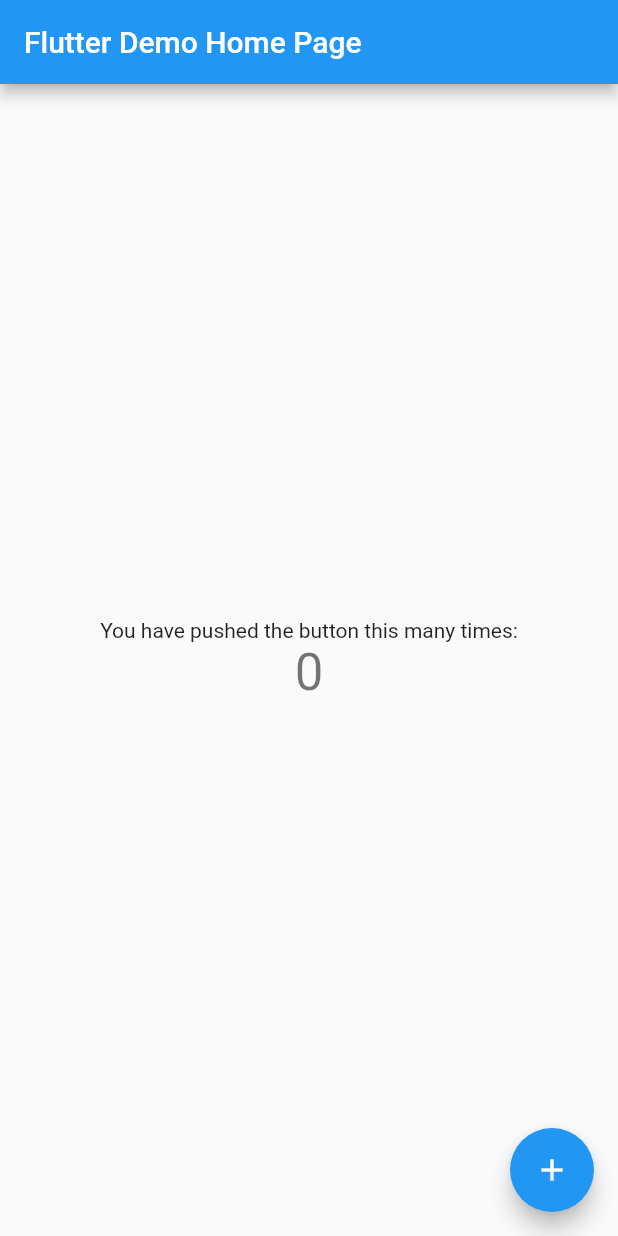
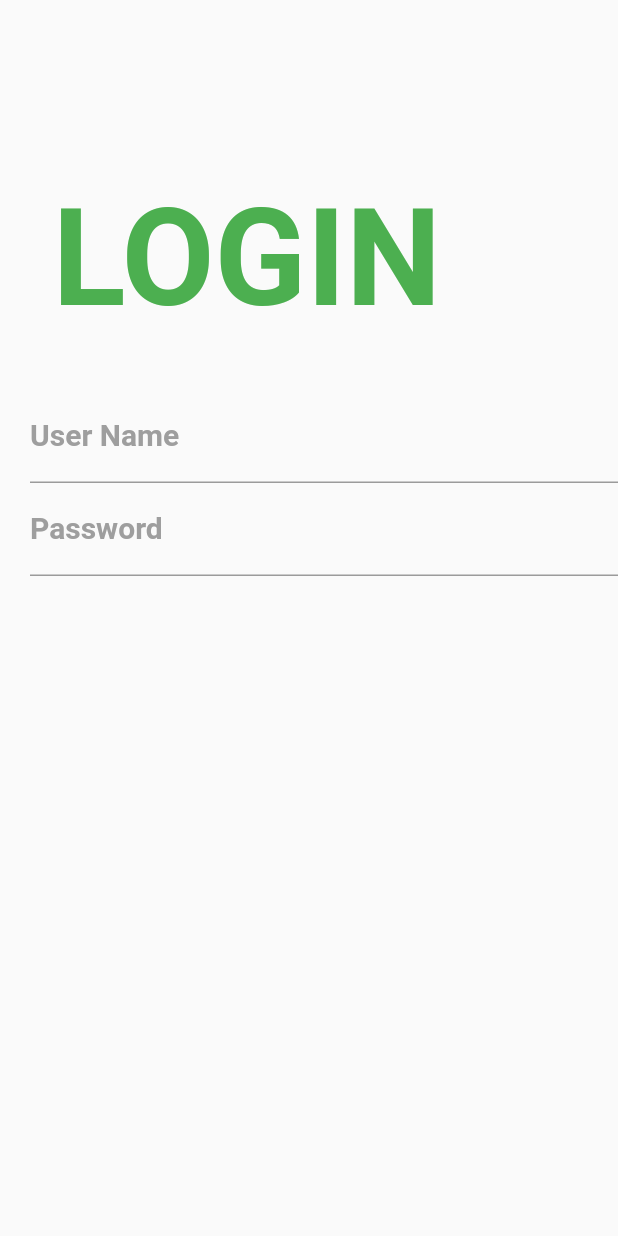
Before and after one commit to makindejamiu/login-form, a Flutter app: the screen it shows after launch, on a phone screen of 412 x 824 dp. Run offline on Flutter 3.47's test engine with Material 2 defaults, Android fonts, the phone set to English and light mode, and no system bars.

Commit message:
login continuation

```diff
--- a/lib/main.dart
+++ b/lib/main.dart
@@ -9,105 +9,69 @@ class MyApp extends StatelessWidget {
   @override
   Widget build(BuildContext context) {
     return MaterialApp(
-      title: 'Flutter Demo',
+      title: 'First Project',
       theme: ThemeData(
-        // This is the theme of your application.
-        //
-        // Try running your application with "flutter run". You'll see the
-        // application has a blue toolbar. Then, without quitting the app, try
-        // changing the primarySwatch below to Colors.green and then invoke
-        // "hot reload" (press "r" in the console where you ran "flutter run",
-        // or simply save your changes to "hot reload" in a Flutter IDE).
-        // Notice that the counter didn't reset back to zero; the application
-        // is not restarted.
+
         primarySwatch: Colors.blue,
       ),
-      home: MyHomePage(title: 'Flutter Demo Home Page'),
+      home: logIn(),
     );
   }
 }
 
-class MyHomePage extends StatefulWidget {
-  MyHomePage({Key key, this.title}) : super(key: key);
-
-  // This widget is the home page of your application. It is stateful, meaning
-  // that it has a State object (defined below) that contains fields that affect
-  // how it looks.
-
-  // This class is the configuration for the state. It holds the values (in this
-  // case the title) provided by the parent (in this case the App widget) and
-  // used by the build method of the State. Fields in a Widget subclass are
-  // always marked "final".
-
-  final String title;
-
+class logIn extends StatefulWidget {
   @override
-  _MyHomePageState createState() => _MyHomePageState();
+  _logInState createState() => _logInState();
 }
 
-class _MyHomePageState extends State<MyHomePage> {
-  int _counter = 0;
-
-  void _incrementCounter() {
-    setState(() {
-      // This call to setState tells the Flutter framework that something has
-      // changed in this State, which causes it to rerun the build method below
-      // so that the display can reflect the updated values. If we changed
-      // _counter without calling setState(), then the build method would not be
-      // called again, and so nothing would appear to happen.
-      _counter++;
-    });
-  }
-
+class _logInState extends State<logIn> {
   @override
   Widget build(BuildContext context) {
-    // This method is rerun every time setState is called, for instance as done
-    // by the _incrementCounter method above.
-    //
-    // The Flutter framework has been optimized to make rerunning build methods
-    // fast, so that you can just rebuild anything that needs updating rather
-    // than having to individually change instances of widgets.
     return Scaffold(
-      appBar: AppBar(
-        // Here we take the value from the MyHomePage object that was created by
-        // the App.build method, and use it to set our appbar title.
-        title: Text(widget.title),
-      ),
-      body: Center(
-        // Center is a layout widget. It takes a single child and positions it
-        // in the middle of the parent.
-        child: Column(
-          // Column is also a layout widget. It takes a list of children and
-          // arranges them vertically. By default, it sizes itself to fit its
-          // children horizontally, and tries to be as tall as its parent.
-          //
-          // Invoke "debug painting" (press "p" in the console, choose the
-          // "Toggle Debug Paint" action from the Flutter Inspector in Android
-          // Studio, or the "Toggle Debug Paint" command in Visual Studio Code)
-          // to see the wireframe for each widget.
-          //
-          // Column has various properties to control how it sizes itself and
-          // how it positions its children. Here we use mainAxisAlignment to
-          // center the children vertically; the main axis here is the vertical
-          // axis because Columns are vertical (the cross axis would be
-          // horizontal).
-          mainAxisAlignment: MainAxisAlignment.center,
-          children: <Widget>[
-            Text(
-              'You have pushed the button this many times:',
-            ),
-            Text(
-              '$_counter',
-              style: Theme.of(context).textTheme.headline4,
-            ),
-          ],
-        ),
-      ),
-      floatingActionButton: FloatingActionButton(
-        onPressed: _incrementCounter,
-        tooltip: 'Increment',
-        child: Icon(Icons.add),
-      ), // This trailing comma makes auto-formatting nicer for build methods.
+      body: Column(
+        crossAxisAlignment: CrossAxisAlignment.start,
+        children: <Widget>[
+          Container(
+            padding: EdgeInsets.fromLTRB(35.0, 120.0, 0.0, 0.0),
+            child: Text(
+              'LOGIN',
+              style: TextStyle(color: Colors.green,
+              fontSize: 90.0,
+              fontWeight: FontWeight.bold),
+            ),),
+          Container(
+            padding: EdgeInsets.fromLTRB(20.0, 35.0, 0.0, 0.0),
+            child: Column(
+              children: <Widget>[
+                TextField(
+                  decoration: InputDecoration(
+                    labelText: 'User Name',
+                    labelStyle: TextStyle(
+                      fontWeight: FontWeight.bold,
+                      fontSize: 20.0,
+                      color: Colors.grey
+                    ),
+                    focusedBorder: UnderlineInputBorder(
+                      borderSide: BorderSide(color: Colors.green))
+                  ),
+                ),
+                TextField(
+                  decoration: InputDecoration(
+                    labelText: 'Password',
+                    labelStyle: TextStyle(
+                      fontWeight: FontWeight.bold,
+                      fontSize: 20.0,
+                      color: Colors.grey
+                    ),
+                    focusedBorder: UnderlineInputBorder(
+                      borderSide: BorderSide(color: Colors.green))
+                  ),
+                  obscureText: true,
+                ),
+              ],
+            ),)
+        ]),
+
     );
   }
 }
```
Also changed, not shown: 1 other file.
